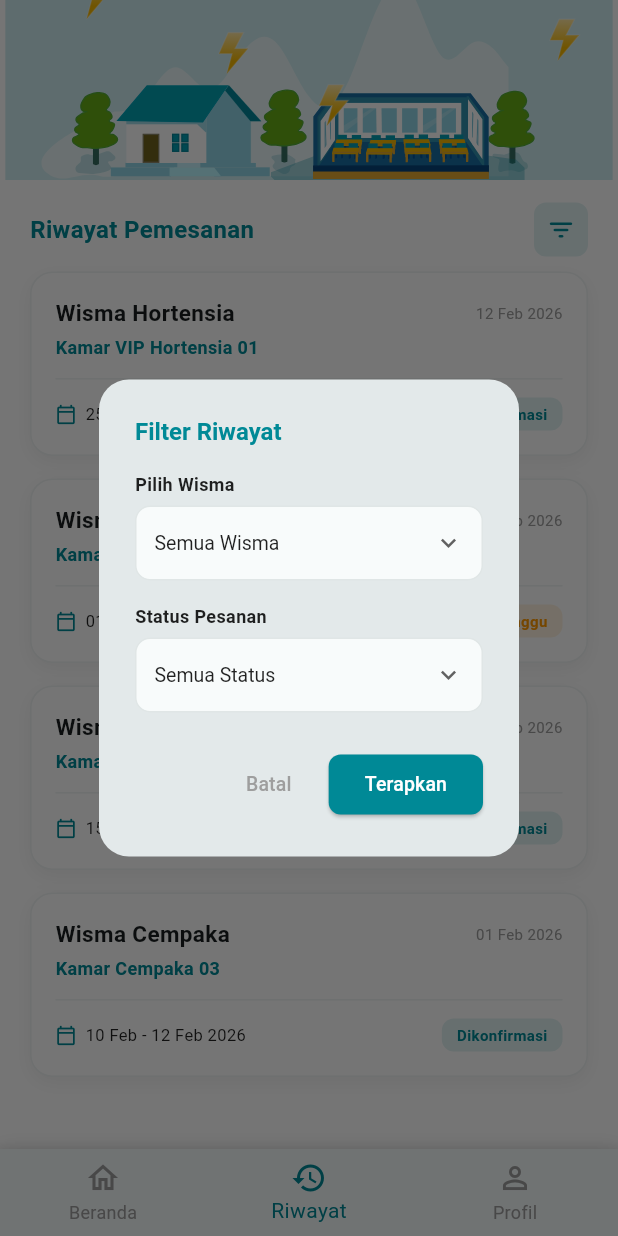
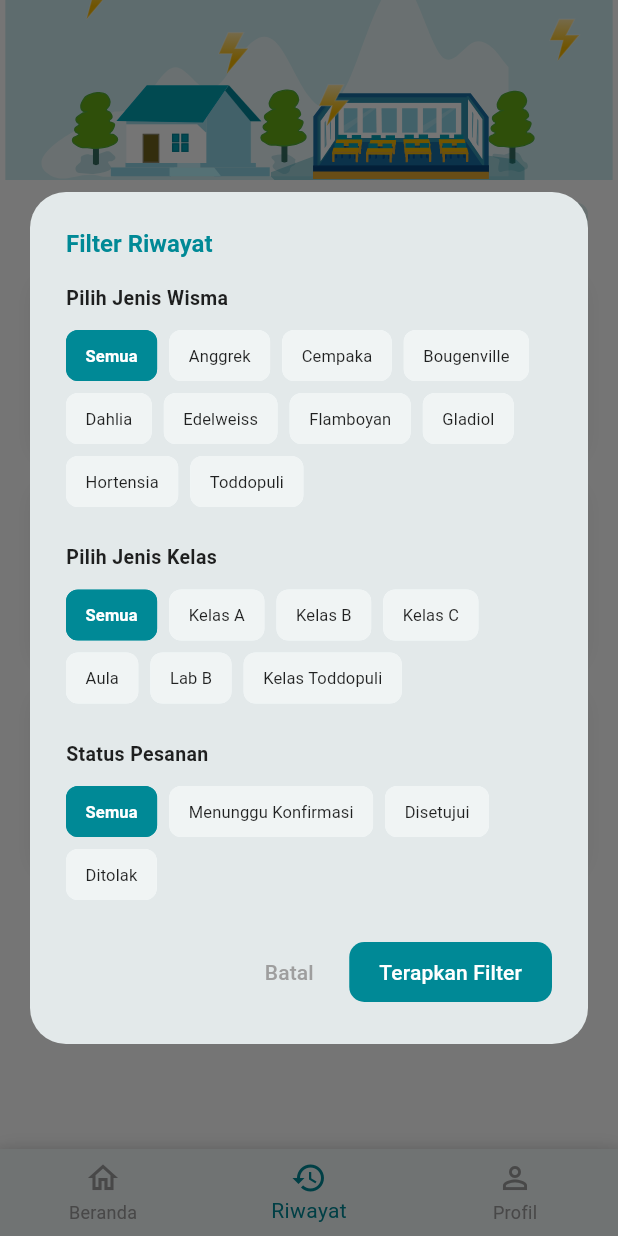
Before and after one commit to zawcompany/PLNproject, a Flutter app: the screen it shows after launch, item 2 of the bottom bar chosen, after a tap on the "filter list" icon, on a phone screen of 412 x 824 dp. Run offline on Flutter 3.47's test engine with Material 3 defaults, Android fonts, the phone set to English and light mode, and no system bars; our stand-ins replace carousel_slider, cloud_firestore, firebase_auth, firebase_core, flutter_svg, image_picker; accounts and stored records are empty.

Commit message:
Memperbaiki filter pada riwayat dan penambahan formulit peminjaman ruang kelas general

```diff
--- a/lib/pages/karyawan/form_pemesanan_kls.dart
+++ b/lib/pages/karyawan/form_pemesanan_kls.dart
@@ -128,13 +128,13 @@ class _FormKelasPageState extends State<FormKelasPage> {
                         icon: Icons.person_outline,
                       ),
                       _buildField(
-                        label: "NIK",
+                        label: "Nomor Induk Kependudukan (NIK)",
                         controller: nikController,
                         icon: Icons.badge_outlined,
                         type: TextInputType.number,
                       ),
                       _buildField(
-                        label: "NIP",
+                        label: "Nomor Induk Pegawai (NIP)",
                         controller: nipController,
                         icon: Icons.work_outline,
                         type: TextInputType.number,
--- a/lib/pages/karyawan/riwayat_page.dart
+++ b/lib/pages/karyawan/riwayat_page.dart
@@ -12,83 +12,147 @@ class RiwayatPage extends StatefulWidget {
 class _RiwayatPageState extends State<RiwayatPage> {
   final Color primaryColor = const Color(0xFF008996);
 
-  // Pop up dialog filter
+  List<String> selectedWisma = ["Semua"];
+  List<String> selectedKelas = ["Semua"];
+  List<String> selectedStatus = ["Semua"];
+
   void _showFilterDialog() {
     showDialog(
       context: context,
       builder: (context) {
+        return StatefulBuilder(
+          builder: (context, setDialogState) {
             return AlertDialog(
-          shape: RoundedRectangleBorder(borderRadius: BorderRadius.circular(20)),
+              shape: RoundedRectangleBorder(borderRadius: BorderRadius.circular(24)),
+              insetPadding: const EdgeInsets.symmetric(horizontal: 20, vertical: 24),
               title: Text(
                 "Filter Riwayat",
                 style: TextStyle(color: primaryColor, fontSize: 16, fontWeight: FontWeight.bold),
               ),
-          content: SingleChildScrollView(
+              content: SizedBox(
+                width: MediaQuery.of(context).size.width,
+                child: SingleChildScrollView(
                   child: Column(
                     mainAxisSize: MainAxisSize.min,
                     crossAxisAlignment: CrossAxisAlignment.start,
                     children: [
-                _buildFilterLabel("Pilih Wisma"),
-                _buildSimpleDropdown([
-                  "Semua Wisma", "Anggrek", "Cempaka", "Bougenville",
-                  "Dahlia", "Edelweiss", "Flamboyan", "Gladiol",
-                  "Hortensia", "Toddopuli"
-                ]),
-                const SizedBox(height: 15),
+                      // KATEGORI WISMA
+                      _buildFilterLabel("Pilih Jenis Wisma"),
+                      _buildFilterChips(
+                        options: ["Semua", "Anggrek", "Cempaka", "Bougenville", "Dahlia", "Edelweiss", "Flamboyan", "Gladiol", "Hortensia", "Toddopuli"],
+                        selectedList: selectedWisma,
+                        onSelected: (val) {
+                          setDialogState(() => _handleMultiSelect(selectedWisma, val));
+                        },
+                      ),
+                      const SizedBox(height: 24), // Jarak antar kategori lebih lebar
+
+                      // KATEGORI KELAS
+                      _buildFilterLabel("Pilih Jenis Kelas"),
+                      _buildFilterChips(
+                        options: ["Semua", "Kelas A", "Kelas B", "Kelas C", "Aula", "Lab B", "Kelas Toddopuli"],
+                        selectedList: selectedKelas,
+                        onSelected: (val) {
+                          setDialogState(() => _handleMultiSelect(selectedKelas, val));
+                        },
+                      ),
+                      const SizedBox(height: 24),
+
+                      // KATEGORI STATUS
                       _buildFilterLabel("Status Pesanan"),
-                _buildSimpleDropdown(["Semua Status", "Menunggu Konfirmasi", "Dikonfirmasi", "Dibatalkan"]),
+                      _buildFilterChips(
+                        options: ["Semua", "Menunggu Konfirmasi", "Disetujui", "Ditolak"],
+                        selectedList: selectedStatus,
+                        onSelected: (val) {
+                          setDialogState(() => _handleMultiSelect(selectedStatus, val));
+                        },
+                      ),
                     ],
+                  ),
                 ),
               ),
               actions: [
                 TextButton(
                   onPressed: () => Navigator.pop(context),
-              child: const Text("Batal", style: TextStyle(color: Colors.grey, fontSize: 13)),
+                  child: const Text("Batal", style: TextStyle(color: Colors.grey)),
                 ),
                 ElevatedButton(
                   style: ElevatedButton.styleFrom(
                     backgroundColor: primaryColor,
-                shape: RoundedRectangleBorder(borderRadius: BorderRadius.circular(8)),
+                    shape: RoundedRectangleBorder(borderRadius: BorderRadius.circular(10)),
+                    elevation: 0,
+                    padding: const EdgeInsets.symmetric(horizontal: 20),
                   ),
-              onPressed: () => Navigator.pop(context),
-              child: const Text("Terapkan", style: TextStyle(color: Colors.white, fontSize: 13)),
+                  onPressed: () {
+                    setState(() {});
+                    Navigator.pop(context);
+                  },
+                  child: const Text("Terapkan Filter", style: TextStyle(color: Colors.white)),
                 ),
               ],
             );
           },
         );
+      },
+    );
+  }
+
+  // Logika untuk menangani pilihan ganda
+  void _handleMultiSelect(List<String> list, String value) {
+    if (value == "Semua") {
+      list.clear();
+      list.add("Semua");
+    } else {
+      list.remove("Semua");
+      if (list.contains(value)) {
+        list.remove(value);
+        if (list.isEmpty) list.add("Semua");
+      } else {
+        list.add(value);
+      }
+    }
   }
 
   Widget _buildFilterLabel(String label) {
     return Padding(
-      padding: const EdgeInsets.only(bottom: 6),
-      child: Text(label, style: const TextStyle(fontSize: 12, fontWeight: FontWeight.w600, color: Colors.black87)),
+      padding: const EdgeInsets.only(bottom: 12),
+      child: Text(
+        label,
+        style: const TextStyle(fontSize: 13, fontWeight: FontWeight.bold, color: Colors.black87),
+      ),
     );
   }
 
-  Widget _buildSimpleDropdown(List<String> items) {
-    return Container(
-      padding: const EdgeInsets.symmetric(horizontal: 12),
-      decoration: BoxDecoration(
-        color: const Color(0xFFF8FBFB),
-        borderRadius: BorderRadius.circular(10),
-        border: Border.all(color: const Color(0xFFE0E6E6)),
+  Widget _buildFilterChips({
+    required List<String> options,
+    required List<String> selectedList,
+    required Function(String) onSelected,
+  }) {
+    return Wrap(
+      spacing: 8,
+      runSpacing: 8, // Jarak antar baris chip lebih rapi
+      children: options.map((option) {
+        final bool isSelected = selectedList.contains(option);
+        return FilterChip(
+          label: Text(option),
+          selected: isSelected,
+          onSelected: (_) => onSelected(option),
+          showCheckmark: false,
+          labelStyle: TextStyle(
+            fontSize: 11,
+            color: isSelected ? Colors.white : Colors.black87,
+            fontWeight: isSelected ? FontWeight.bold : FontWeight.normal,
           ),
-      child: DropdownButtonHideUnderline(
-        child: DropdownButton<String>(
-          isExpanded: true,
-          value: items[0],
-          icon: const Icon(Icons.keyboard_arrow_down, size: 20),
-          style: const TextStyle(fontSize: 13, color: Colors.black87),
-          items: items.map((String value) {
-            return DropdownMenuItem<String>(
-              value: value,
-              child: Text(value),
+          selectedColor: primaryColor,
+          backgroundColor: const Color(0xFFF0F4F4),
+          padding: const EdgeInsets.symmetric(horizontal: 4),
+          shape: RoundedRectangleBorder(
+            borderRadius: BorderRadius.circular(8),
+            side: BorderSide(color: isSelected ? primaryColor : Colors.transparent),
+          ),
+          materialTapTargetSize: MaterialTapTargetSize.shrinkWrap,
         );
       }).toList(),
-          onChanged: (_) {},
-        ),
-      ),
     );
   }
 
@@ -182,14 +246,6 @@ class _RiwayatPageState extends State<RiwayatPage> {
         "status": "Dikonfirmasi",
         "isSelesai": true
       },
-      {
-        "title": "Wisma Cempaka",
-        "detail": "Kamar Cempaka 03",
-        "date": "01 Feb 2026",
-        "bookDate": "10 Feb - 12 Feb 2026",
-        "status": "Dikonfirmasi",
-        "isSelesai": true
-      },
     ];
 
     return ListView.builder(
@@ -208,7 +264,7 @@ class _RiwayatPageState extends State<RiwayatPage> {
               BoxShadow(
                 color: Colors.black.withOpacity(0.05),
                 blurRadius: 10,
-                offset: const Offset(0, 4)
+                offset: const Offset(0, 4),
               ),
             ],
           ),
@@ -220,11 +276,11 @@ class _RiwayatPageState extends State<RiwayatPage> {
                 children: [
                   Text(
                     item['title'],
-                    style: const TextStyle(fontWeight: FontWeight.bold, fontSize: 15)
+                    style: const TextStyle(fontWeight: FontWeight.bold, fontSize: 15),
                   ),
                   Text(
                     item['date'],
-                    style: const TextStyle(color: Colors.grey, fontSize: 10)
+                    style: const TextStyle(color: Colors.grey, fontSize: 10),
                   ),
                 ],
               ),
@@ -234,8 +290,8 @@ class _RiwayatPageState extends State<RiwayatPage> {
                 style: TextStyle(
                   color: primaryColor,
                   fontSize: 12,
-                  fontWeight: FontWeight.bold
-                )
+                  fontWeight: FontWeight.bold,
+                ),
               ),
               const Padding(
                 padding: EdgeInsets.symmetric(vertical: 12),
@@ -250,7 +306,7 @@ class _RiwayatPageState extends State<RiwayatPage> {
                       const SizedBox(width: 6),
                       Text(
                         item['bookDate'],
-                        style: const TextStyle(fontSize: 11, color: Colors.black87)
+                        style: const TextStyle(fontSize: 11, color: Colors.black87),
                       ),
                     ],
                   ),
--- a/lib/pages/karyawan/staff_dash.dart
+++ b/lib/pages/karyawan/staff_dash.dart
@@ -7,7 +7,8 @@ import '../../data/exsistingdata.dart';
 import 'detail.dart';
 import 'wisma_int_general.dart';
 import 'wisma_eks_general.dart';
-import 'staff_notif.dart';
+import 'staff_notif.dart'; // Nama file disesuaikan dengan yang kita buat tadi
+import 'kelas_general.dart'; // Nama file formulir kelas general
 
 class DashboardAlternative extends StatefulWidget {
   const DashboardAlternative({super.key});
@@ -187,11 +188,14 @@ class _DashboardAlternativeState extends State<DashboardAlternative> {
                       Expanded(
                         child: _buildStatBox(
                           bgColor: const Color(0xffffd6d6),
-                          title: "Pemesanan Kelas",
+                          title: "Peminjaman Kelas",
                           svgPath: "lib/assets/images/kelas_headerdash.svg",
                           imageOffset: -12.0,
                           onTap: () {
-                            // Navigasi ke form kelas general jika sudah ada filenya
+                            Navigator.push(
+                              context,
+                              MaterialPageRoute(builder: (context) => const FormKelasGeneral()),
+                            );
                           },
                         ),
                       ),
```
Also changed, not shown: lib/pages/karyawan/kelas_general.dart (added, +452 -0 lines), lib/pages/karyawan/pesankelasgeneral.dart (deleted). Lines whose indentation alone changed are shown as unchanged.
